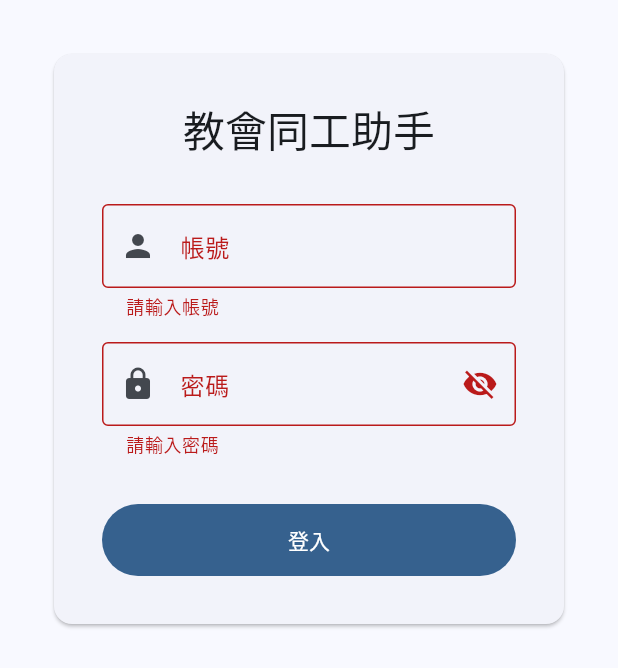
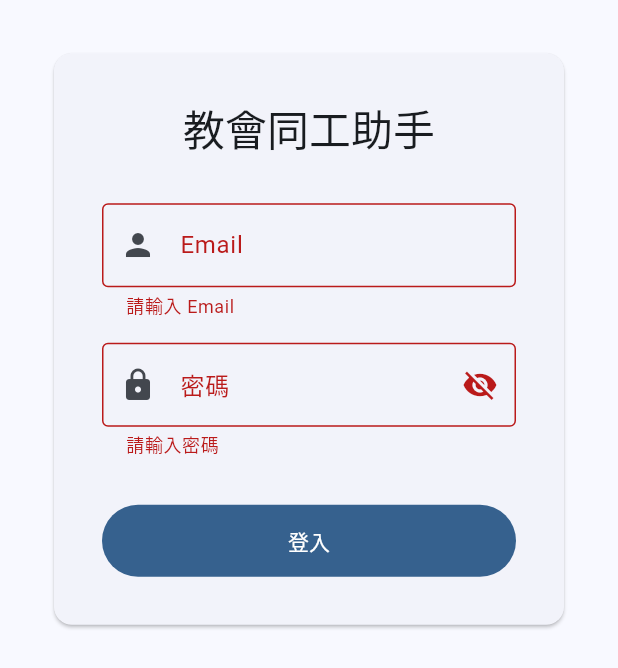
Before and after one commit to hansli112/church-staff-pwa, a Flutter app: the screen it shows after launch, after a tap on "登入", on a phone screen of 412 x 824 dp. Shown: the part 315-983 px from the top of the screen. Run offline on Flutter 3.47's test engine with Material 3 defaults, Android fonts, the phone set to English and light mode, and no system bars; our stand-ins replace cloud_firestore, firebase_auth, firebase_core, firebase_messaging, shared_preferences, timezone and 1 more; missing offline and left inert: dart:js_interop; accounts and stored records are empty; statements that could not run were skipped.

Commit message:
fix: guide first-time admins through the acceptance steps they actually hit
Found in a real non-technical walkthrough of a fresh install:
- The completion checklist now creates a ministry before adding staff, gives
  the exact menu paths, and says the password email usually lands in spam
  (with its sender)
- The login field is labelled Email, the only thing it accepts
- An editor facing an empty roster is told how to start instead of waiting
  for an admin; hints name the role settings icon

Co-Authored-By: Claude Opus 5.5 <noreply@anthropic.com>
Claude-Session: https://claude.ai/code/session_019okJZfh6LxJaMqNuZpMYTr

```diff
--- a/lib/features/auth/presentation/screens/login_screen.dart
+++ b/lib/features/auth/presentation/screens/login_screen.dart
@@ -68,17 +68,21 @@ class _LoginScreenState extends State<LoginScreen> {
                               const SizedBox(height: 32),
                               TextFormField(
                                 controller: _usernameController,
+                                // 登入走 Firebase Email/Password，只收 email；寫「帳號」
+                                // 會讓第一次登入的管理員不知道該填什麼。
                                 decoration: const InputDecoration(
-                                  labelText: '帳號',
+                                  labelText: 'Email',
                                   border: OutlineInputBorder(),
                                   prefixIcon: Icon(Icons.person),
                                 ),
+                                keyboardType: TextInputType.emailAddress,
+                                autofillHints: const [AutofillHints.email],
                                 textInputAction: TextInputAction.next,
                                 onFieldSubmitted: (_) =>
                                     FocusScope.of(context).nextFocus(),
                                 validator: (value) {
                                   if (value == null || value.isEmpty) {
-                                    return '請輸入帳號';
+                                    return '請輸入 Email';
                                   }
                                   return null;
                                 },
--- a/lib/features/auth/presentation/screens/user_editor_screen.dart
+++ b/lib/features/auth/presentation/screens/user_editor_screen.dart
@@ -516,7 +516,7 @@ class _ZoneEditorCardState extends State<_ZoneEditorCard> {
                 _ministries = newMinistries;
                 _notifyUpdate();
               },
-              emptyText: '尚未設定服事項目，請先到服事表的「服事項目設定」新增',
+              emptyText: '尚未設定服事項目：請先到「服事表」按鉛筆，再按右上角清單圖示「服事項目設定」新增',
             ),
           ],
         ),
--- a/lib/features/roster/presentation/widgets/_roster_people_dialog.dart
+++ b/lib/features/roster/presentation/widgets/_roster_people_dialog.dart
@@ -444,7 +444,7 @@ class _RosterPeopleDialogState extends State<_RosterPeopleDialog> {
         if (roleMissing)
           Builder(
             builder: (context) => Text(
-              '請先到「服事項目設定」新增項目',
+              '請先按右上角的清單圖示「服事項目設定」新增項目',
               style: TextStyle(color: Theme.of(context).colorScheme.error),
             ),
           ),
```
Also changed, not shown: lib/features/roster/presentation/screens/roster_screen.dart (+8 -2 lines), 4 other files.
